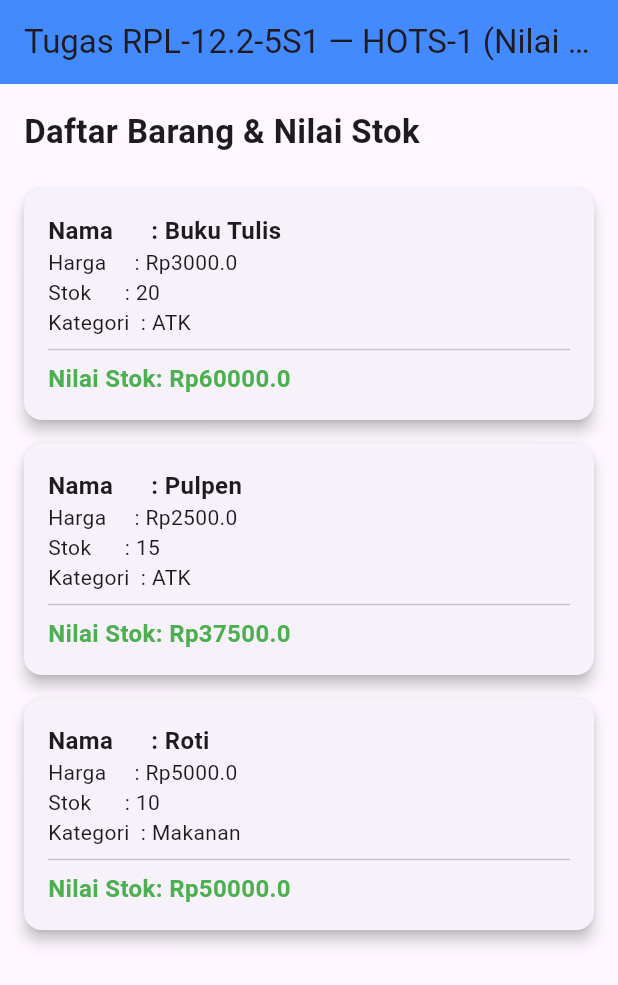
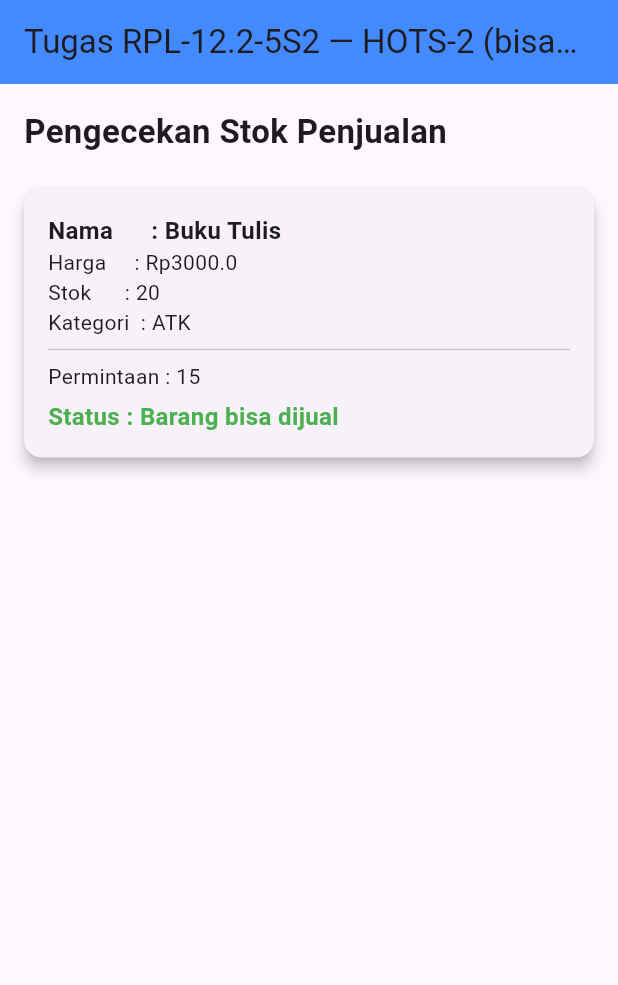
Before and after one commit to nandaridhoalfaroby-ui/project01_25, a Flutter app: the screen it shows after launch, on a phone screen of 412 x 824 dp. Shown: the top 985 px of the screen. Run offline on Flutter 3.47's test engine with Material 3 defaults, Android fonts, the phone set to English and light mode, and no system bars.

Commit message:
Tambah method bisaDijual

```diff
--- a/lib/main.dart
+++ b/lib/main.dart
@@ -19,6 +19,11 @@ class Barang {
     return harga * stok;
   }
 
+  // Method baru untuk mengecek apakah barang bisa dijual berdasarkan permintaan
+  bool bisaDijual(int diminta) {
+    return stok >= diminta;
+  }
+
   void tampilkan() {
     print("======================");
     print("Nama      : $nama");
@@ -31,34 +36,46 @@ class Barang {
 }
 
 void main() {
-  List<Barang> daftarBarang = [
-    Barang("Buku Tulis", 3000, 20, "ATK"),
-    Barang("Pulpen", 2500, 15, "ATK"),
-    Barang("Roti", 5000, 10, "Makanan"),
-  ];
+  Barang buku = Barang(
+    "Buku Tulis",
+    3000,
+    20,
+    "ATK",
+  );
 
-  for (Barang barang in daftarBarang) {
-    barang.tampilkan();
+  buku.tampilkan();
+
+  int permintaan = 15;
+  print("Permintaan : $permintaan");
+
+  if (buku.bisaDijual(permintaan)) {
+    print("Status : Barang bisa dijual");
+  } else {
+    print("Status : Stok tidak mencukupi");
   }
 
-  runApp(MyApp(daftarBarang: daftarBarang));
+  runApp(MyApp(buku: buku, permintaan: permintaan));
 }
 
 class MyApp extends StatelessWidget {
-  final List<Barang> daftarBarang;
+  final Barang buku;
+  final int permintaan;
 
   const MyApp({
     super.key,
-    required this.daftarBarang,
+    required this.buku,
+    required this.permintaan,
   });
 
   @override
   Widget build(BuildContext context) {
+    bool statusJual = buku.bisaDijual(permintaan);
+
     return MaterialApp(
       debugShowCheckedModeBanner: false,
       home: Scaffold(
         appBar: AppBar(
-          title: const Text('Tugas RPL-12.2-5S1 — HOTS-1 (Nilai Stok)'),
+          title: const Text('Tugas RPL-12.2-5S2 — HOTS-2 (bisaDijual)'),
           backgroundColor: Colors.blueAccent,
         ),
         body: Padding(
@@ -66,11 +83,11 @@ class MyApp extends StatelessWidget {
           child: ListView(
             children: [
               const Text(
-                "Daftar Barang & Nilai Stok",
+                "Pengecekan Stok Penjualan",
                 style: TextStyle(fontSize: 22, fontWeight: FontWeight.bold),
               ),
               const SizedBox(height: 15),
-              ...daftarBarang.map((barang) => Card(
+              Card(
                 elevation: 4,
                 margin: const EdgeInsets.symmetric(vertical: 8),
                 child: Padding(
@@ -79,26 +96,30 @@ class MyApp extends StatelessWidget {
                     crossAxisAlignment: CrossAxisAlignment.start,
                     children: [
                       Text(
-                            "Nama      : ${barang.nama}",
+                        "Nama      : ${buku.nama}",
                         style: const TextStyle(
                             fontSize: 16, fontWeight: FontWeight.bold),
                       ),
-                          Text("Harga     : Rp${barang.harga}"),
-                          Text("Stok      : ${barang.stok}"),
-                          Text("Kategori  : ${barang.kategori}"),
+                      Text("Harga     : Rp${buku.harga}"),
+                      Text("Stok      : ${buku.stok}"),
+                      Text("Kategori  : ${buku.kategori}"),
                       const Divider(),
+                      Text("Permintaan : $permintaan"),
+                      const SizedBox(height: 5),
                       Text(
-                            "Nilai Stok: Rp${barang.nilaiStok()}",
-                            style: const TextStyle(
+                        statusJual
+                            ? "Status : Barang bisa dijual"
+                            : "Status : Stok tidak mencukupi",
+                        style: TextStyle(
                           fontWeight: FontWeight.bold,
-                              color: Colors.green,
+                          color: statusJual ? Colors.green : Colors.red,
                           fontSize: 16,
                         ),
                       ),
                     ],
                   ),
                 ),
-                  )),
+              ),
             ],
           ),
         ),
@@ -107,6 +128,7 @@ class MyApp extends StatelessWidget {
   }
 }
 
-// Nilai stok berguna untuk mengetahui total nilai persediaan setiap barang.
-// Informasi ini membantu koperasi menghitung aset yang dimiliki, membuat
-// laporan keuangan, serta menentukan kapan harus menambah stok barang.
+// Menaruh pengecekan stok di dalam objek Barang membuat setiap barang
+// dapat memeriksa stoknya sendiri. Program menjadi lebih rapi, kode
+// tidak perlu ditulis berulang, dan jika aturan penjualan berubah,
+// cukup mengubah method bisaDijual() pada class Barang.
```
Also changed, not shown: 1 other file. Lines whose indentation alone changed are shown as unchanged.
